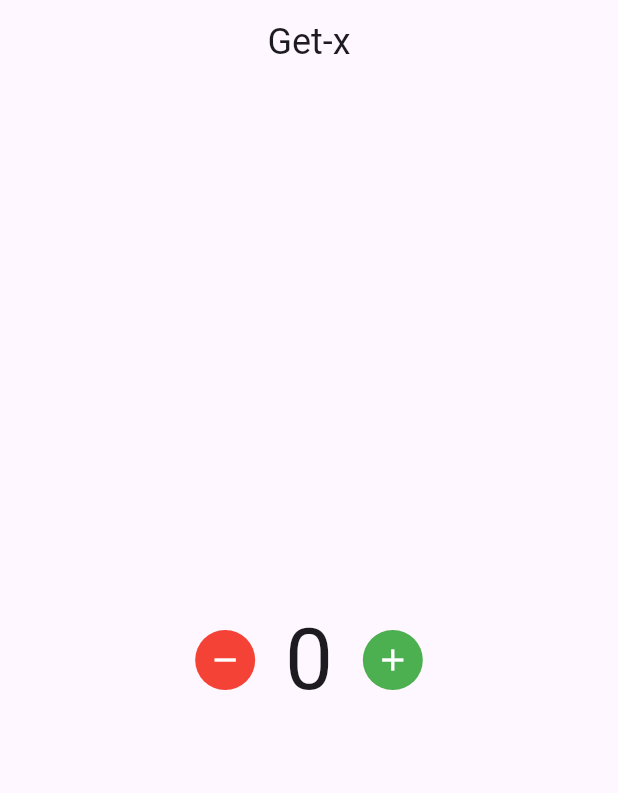
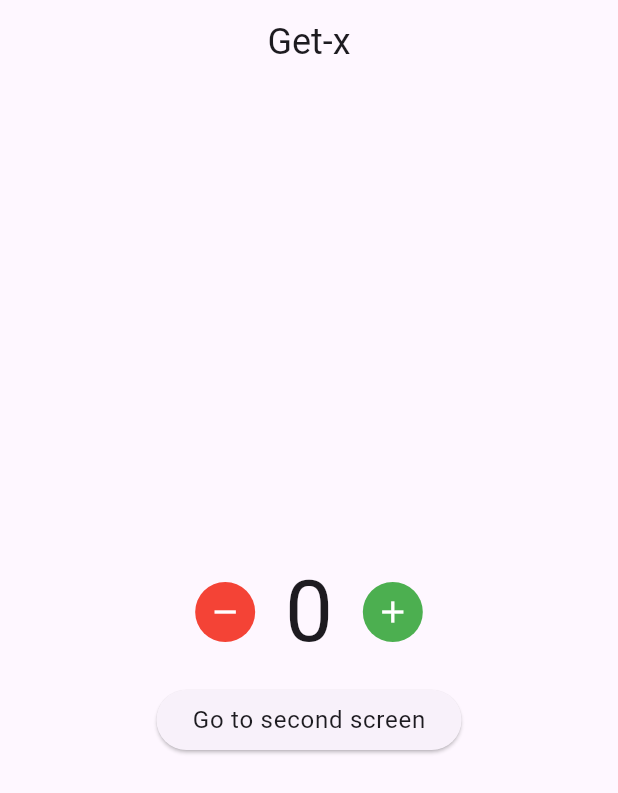
Before and after one commit to KayesAshfaQ/getx_test, a Flutter app: the screen it shows after launch, on a phone screen of 412 x 824 dp. Shown: the top 793 px of the screen. Run offline on Flutter 3.47's test engine with Material 2 defaults, Android fonts, the phone set to English and light mode, and no system bars; our stand-ins replace get.

Commit message:
implemented Get navigation

```diff
--- a/lib/main.dart
+++ b/lib/main.dart
@@ -1,4 +1,5 @@
 import 'package:flutter/material.dart';
+import 'package:get/get.dart';
 
 import 'screens/home_screen.dart';
 
@@ -11,7 +12,7 @@ class MyApp extends StatelessWidget {
 
   @override
   Widget build(BuildContext context) {
-    return MaterialApp(
+    return GetMaterialApp(
       title: 'Flutter Demo',
       theme: ThemeData(
         colorScheme: ColorScheme.fromSeed(seedColor: Colors.deepPurple),
--- a/lib/screens/home_screen.dart
+++ b/lib/screens/home_screen.dart
@@ -2,6 +2,7 @@ import 'package:flutter/material.dart';
 import 'package:get/get.dart';
 
 import '../controllers/tap_controller.dart';
+import 'second_screen.dart';
 
 class HomePage extends StatefulWidget {
   const HomePage({super.key});
@@ -25,8 +26,10 @@ class _HomePageState extends State<HomePage> {
         ),
         centerTitle: true,
       ),
-      body: Center(
-        child: Row(
+      body: Column(
+        mainAxisAlignment: MainAxisAlignment.center,
+        children: [
+          Row(
             mainAxisAlignment: MainAxisAlignment.center,
             children: [
               IconButton.filled(
@@ -66,6 +69,18 @@ class _HomePageState extends State<HomePage> {
               ),
             ],
           ),
+          const SizedBox(height: 16),
+          ElevatedButton(
+            onPressed: () {
+              // navigate to second screen
+              Get.to(() => const SecondScreen());
+            },
+            child: Text(
+              'Go to second screen',
+              style: Theme.of(context).textTheme.bodyLarge,
+            ),
+          ),
+        ],
       ),
     );
   }
```
Also changed, not shown: lib/screens/second_screen.dart (+8 -2 lines). Lines whose indentation alone changed are shown as unchanged.
